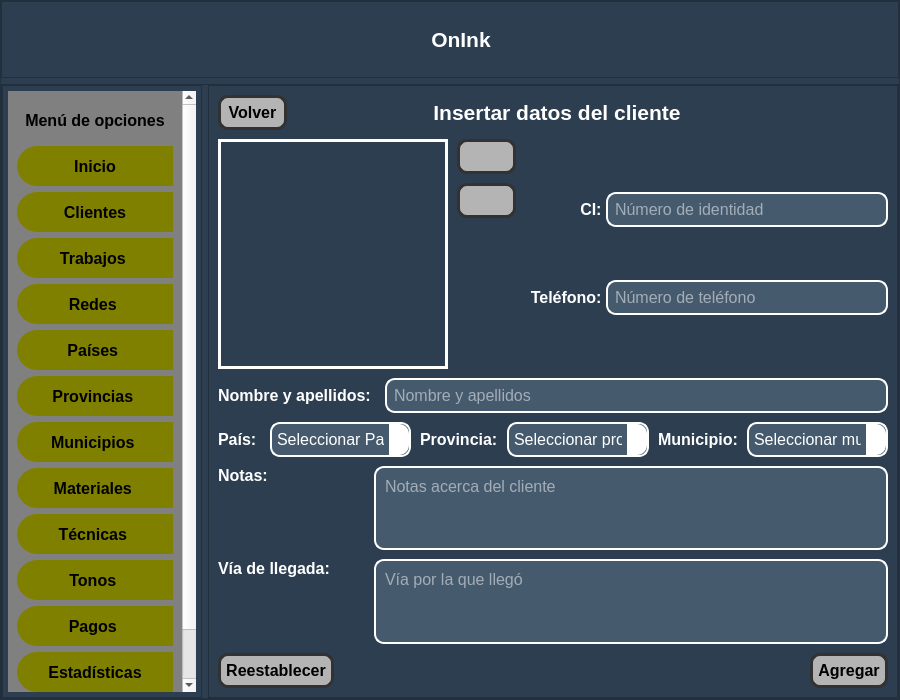
The window that views/main_window.ui (STITCH9911/onink) describes before a commit, drawn with Qt 5.
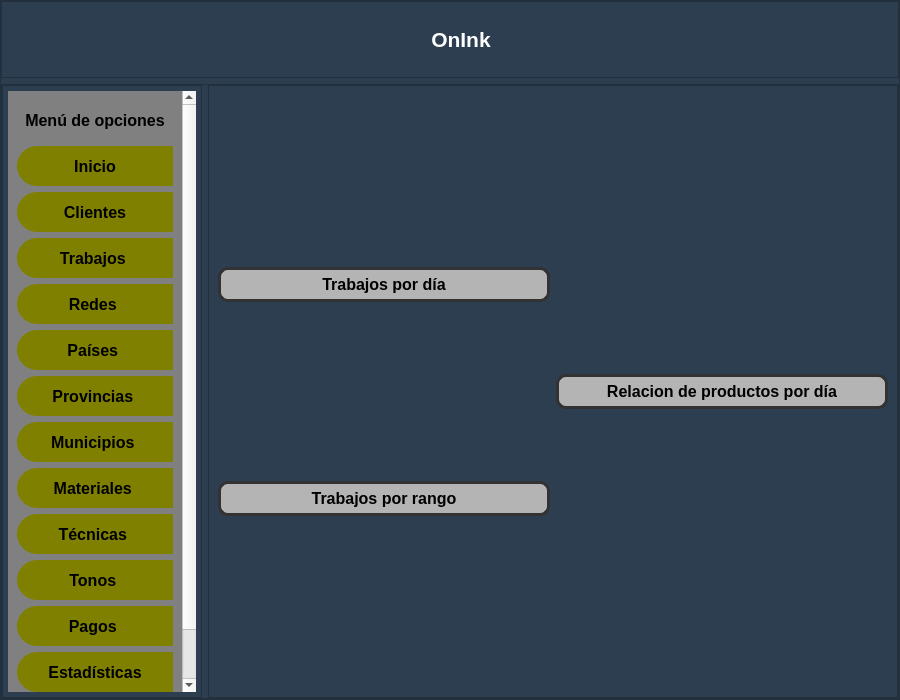
The same window after the commit. The open tabs and pages were chosen to show the change. Icons and pictures are not drawn.

Commit message: Update Main Window

The edit to the form file:
```diff
--- a/views/main_window.ui
+++ b/views/main_window.ui
@@ -1107,794 +1107,6 @@
                  </item>
                 </layout>
                </widget>
-               <widget class="QWidget" name="page_clientes">
-                <layout class="QVBoxLayout" name="verticalLayout_page_clientes">
-                 <item>
-                  <layout class="QVBoxLayout" name="verticalLayout_search_clientes">
-                   <item>
-                    <layout class="QHBoxLayout" name="horizontalLayout_3">
-                     <item>
-                      <spacer name="horizontalSpacer_3">
-                       <property name="orientation">
-                        <enum>Qt::Horizontal</enum>
-                       </property>
-                       <property name="sizeHint" stdset="0">
-                        <size>
-                         <width>40</width>
-                         <height>20</height>
-                        </size>
-                       </property>
-                      </spacer>
-                     </item>
-                     <item>
-                      <widget class="QLabel" name="label_3">
-                       <property name="font">
-                        <font>
-                         <family>Oswald</family>
-                         <pointsize>16</pointsize>
-                         <weight>75</weight>
-                         <bold>true</bold>
-                        </font>
-                       </property>
-                       <property name="styleSheet">
-                        <string notr="true">font-size: 16pt;</string>
-                       </property>
-                       <property name="text">
-                        <string>Gestión de clientes</string>
-                       </property>
-                       <property name="alignment">
-                        <set>Qt::AlignCenter</set>
-                       </property>
-                      </widget>
-                     </item>
-                     <item>
-                      <spacer name="horizontalSpacer_4">
-                       <property name="orientation">
-                        <enum>Qt::Horizontal</enum>
-                       </property>
-                       <property name="sizeHint" stdset="0">
-                        <size>
-                         <width>40</width>
-                         <height>20</height>
-                        </size>
-                       </property>
-                      </spacer>
-                     </item>
-                     <item>
-                      <widget class="QPushButton" name="bt_create_cliente">
-                       <property name="cursor">
-                        <cursorShape>PointingHandCursor</cursorShape>
-                       </property>
-                       <property name="text">
-                        <string>Agregar nuevo</string>
-                       </property>
-                       <property name="icon">
-                        <iconset>
-                         <normaloff>images/add-client.svg</normaloff>images/add-client.svg</iconset>
-                       </property>
-                       <property name="iconSize">
-                        <size>
-                         <width>25</width>
-                         <height>25</height>
-                        </size>
-                       </property>
-                      </widget>
-                     </item>
-                    </layout>
-                   </item>
-                   <item>
-                    <layout class="QHBoxLayout" name="horizontalLayout_15">
-                     <item>
-                      <widget class="QLabel" name="label_14">
-                       <property name="text">
-                        <string>Buscar: </string>
-                       </property>
-                      </widget>
-                     </item>
-                     <item>
-                      <widget class="QLineEdit" name="le_search_clients">
-                       <property name="placeholderText">
-                        <string>Buscar...</string>
-                       </property>
-                      </widget>
-                     </item>
-                     <item>
-                      <spacer name="horizontalSpacer_11">
-                       <property name="orientation">
-                        <enum>Qt::Horizontal</enum>
-                       </property>
-                       <property name="sizeHint" stdset="0">
-                        <size>
-                         <width>40</width>
-                         <height>20</height>
-                        </size>
-                       </property>
-                      </spacer>
-                     </item>
-                     <item>
-                      <widget class="QPushButton" name="bt_refresh_search_clients">
-                       <property name="toolTip">
-                        <string>&lt;html&gt;&lt;head/&gt;&lt;body&gt;&lt;p&gt;Reiniciar filtros de búsqueda&lt;/p&gt;&lt;/body&gt;&lt;/html&gt;</string>
-                       </property>
-                       <property name="text">
-                        <string/>
-                       </property>
-                       <property name="icon">
-                        <iconset>
-                         <normaloff>images/refresh.svg</normaloff>images/refresh.svg</iconset>
-                       </property>
-                       <property name="iconSize">
-                        <size>
-                         <width>32</width>
-                         <height>32</height>
-                        </size>
-                       </property>
-                      </widget>
-                     </item>
-                    </layout>
-                   </item>
-                   <item>
-                    <layout class="QHBoxLayout" name="horizontalLayout_19">
-                     <property name="spacing">
-                      <number>11</number>
-                     </property>
-                     <item>
-                      <layout class="QHBoxLayout" name="horizontalLayout_16">
-                       <item>
-                        <widget class="QLabel" name="label_15">
-                         <property name="text">
-                          <string>Pais: </string>
-                         </property>
-                         <property name="alignment">
-                          <set>Qt::AlignRight|Qt::AlignTrailing|Qt::AlignVCenter</set>
-                         </property>
-                        </widget>
-                       </item>
-                       <item>
-                        <widget class="QComboBox" name="cb_search_clientes_pais">
-                         <property name="placeholderText">
-                          <string>País...</string>
-                         </property>
-                        </widget>
-                       </item>
-                       <item>
-                        <spacer name="horizontalSpacer_9">
-                         <property name="orientation">
-                          <enum>Qt::Horizontal</enum>
-                         </property>
-                         <property name="sizeHint" stdset="0">
-                          <size>
-                           <width>40</width>
-                           <height>20</height>
-                          </size>
-                         </property>
-                        </spacer>
-                       </item>
-                      </layout>
-                     </item>
-                     <item>
-                      <layout class="QHBoxLayout" name="horizontalLayout_17">
-                       <item>
-                        <widget class="QLabel" name="label_16">
-                         <property name="text">
-                          <string>Provincia: </string>
-                         </property>
-                         <property name="alignment">
-                          <set>Qt::AlignRight|Qt::AlignTrailing|Qt::AlignVCenter</set>
-                         </property>
-                        </widget>
-                       </item>
-                       <item>
-                        <widget class="QComboBox" name="cb_search_clientes_provincia">
-                         <property name="placeholderText">
-                          <string>Provincia...</string>
-                         </property>
-                        </widget>
-                       </item>
-                      </layout>
-                     </item>
-                     <item>
-                      <layout class="QHBoxLayout" name="horizontalLayout_18">
-                       <item>
-                        <spacer name="horizontalSpacer_10">
-                         <property name="orientation">
-                          <enum>Qt::Horizontal</enum>
-                         </property>
-                         <property name="sizeHint" stdset="0">
-                          <size>
-                           <width>40</width>
-                           <height>20</height>
-                          </size>
-                         </property>
-                        </spacer>
-                       </item>
-                       <item>
-                        <widget class="QLabel" name="label_18">
-                         <property name="text">
-                          <string>Municipio: </string>
-                         </property>
-                         <property name="alignment">
-                          <set>Qt::AlignRight|Qt::AlignTrailing|Qt::AlignVCenter</set>
-                         </property>
-                        </widget>
-                       </item>
-                       <item>
-                        <widget class="QComboBox" name="cb_search_clientes_municipio">
-                         <property name="placeholderText">
-                          <string>Municipio</string>
-                         </property>
-                        </widget>
-                       </item>
-                      </layout>
-                     </item>
-                    </layout>
-                   </item>
-                  </layout>
-                 </item>
-                </layout>
-               </widget>
-               <widget class="QWidget" name="page_insertar_cliente">
-                <layout class="QVBoxLayout" name="verticalLayout_9">
-                 <property name="spacing">
-                  <number>9</number>
-                 </property>
-                 <item>
-                  <layout class="QHBoxLayout" name="horizontalLayout_4" stretch="1,2,3,3">
-                   <item>
-                    <widget class="QPushButton" name="bt_volver_cliente_c">
-                     <property name="cursor">
-                      <cursorShape>PointingHandCursor</cursorShape>
-                     </property>
-                     <property name="text">
-                      <string>Volver</string>
-                     </property>
-                     <property name="icon">
-                      <iconset>
-                       <normaloff>images/back-arrow.svg</normaloff>images/back-arrow.svg</iconset>
-                     </property>
-                     <property name="iconSize">
-                      <size>
-                       <width>25</width>
-                       <height>25</height>
-                      </size>
-                     </property>
-                    </widget>
-                   </item>
-                   <item>
-                    <spacer name="horizontalSpacer_5">
-                     <property name="orientation">
-                      <enum>Qt::Horizontal</enum>
-                     </property>
-                     <property name="sizeHint" stdset="0">
-                      <size>
-                       <width>40</width>
-                       <height>20</height>
-                      </size>
-                     </property>
-                    </spacer>
-                   </item>
-                   <item>
-                    <widget class="QLabel" name="label_4">
-                     <property name="styleSheet">
-                      <string notr="true">font-size: 16pt;</string>
-                     </property>
-                     <property name="text">
-                      <string>Insertar datos del cliente</string>
-                     </property>
-                     <property name="alignment">
-                      <set>Qt::AlignCenter</set>
-                     </property>
-                    </widget>
-                   </item>
-                   <item>
-                    <spacer name="horizontalSpacer_6">
-                     <property name="orientation">
-                      <enum>Qt::Horizontal</enum>
-                     </property>
-                     <property name="sizeHint" stdset="0">
-                      <size>
-                       <width>40</width>
-                       <height>20</height>
-                      </size>
-                     </property>
-                    </spacer>
-                   </item>
-                  </layout>
-                 </item>
-                 <item>
-                  <layout class="QHBoxLayout" name="horizontalLayout_13">
-                   <item>
-                    <layout class="QHBoxLayout" name="horizontalLayout_12">
-                     <item>
-                      <widget class="QLabel" name="lb_pic_insert_cliente">
-                       <property name="minimumSize">
-                        <size>
-                         <width>230</width>
-                         <height>230</height>
-                        </size>
-                       </property>
-                       <property name="styleSheet">
-                        <string notr="true">border: 3px solid white</string>
-                       </property>
-                       <property name="text">
-                        <string/>
-                       </property>
-                       <property name="pixmap">
-                        <pixmap>C:/Users/Jose/.designer/backup/clients_pictures/00000000000.png</pixmap>
-                       </property>
-                       <property name="scaledContents">
-                        <bool>true</bool>
-                       </property>
-                      </widget>
-                     </item>
-                     <item>
-                      <layout class="QVBoxLayout" name="verticalLayout_7">
-                       <item>
-                        <layout class="QVBoxLayout" name="verticalLayout_6">
-                         <item>
-                          <widget class="QPushButton" name="bt_add_image_clients_insert">
-                           <property name="cursor">
-                            <cursorShape>PointingHandCursor</cursorShape>
-                           </property>
-                           <property name="toolTip">
-                            <string>&lt;html&gt;&lt;head/&gt;&lt;body&gt;&lt;p&gt;Añadir imagen&lt;/p&gt;&lt;/body&gt;&lt;/html&gt;</string>
-                           </property>
-                           <property name="text">
-                            <string/>
-                           </property>
-                           <property name="icon">
-                            <iconset>
-                             <normaloff>images/upload-picture.svg</normaloff>images/upload-picture.svg</iconset>
-                           </property>
-                           <property name="iconSize">
-                            <size>
-                             <width>32</width>
-                             <height>32</height>
-                            </size>
-                           </property>
-                          </widget>
-                         </item>
-                         <item>
-                          <widget class="QPushButton" name="bt_delete_image_clients_insert">
-                           <property name="cursor">
-                            <cursorShape>PointingHandCursor</cursorShape>
-                           </property>
-                           <property name="toolTip">
-                            <string>&lt;html&gt;&lt;head/&gt;&lt;body&gt;&lt;p&gt;Reestablecer imagen&lt;/p&gt;&lt;/body&gt;&lt;/html&gt;</string>
-                           </property>
-                           <property name="text">
-                            <string/>
-                           </property>
-                           <property name="icon">
-                            <iconset>
-                             <normaloff>images/refresh.svg</normaloff>images/refresh.svg</iconset>
-                           </property>
-                           <property name="iconSize">
-                            <size>
-                             <width>32</width>
-                             <height>32</height>
-                            </size>
-                           </property>
-                          </widget>
-                         </item>
-                        </layout>
-                       </item>
-                       <item>
-                        <spacer name="verticalSpacer">
-                         <property name="orientation">
-                          <enum>Qt::Vertical</enum>
-                         </property>
-                         <property name="sizeHint" stdset="0">
-                          <size>
-                           <width>17</width>
-                           <height>13</height>
-                          </size>
-                         </property>
-                        </spacer>
-                       </item>
-                      </layout>
-                     </item>
-                    </layout>
-                   </item>
-                   <item>
-                    <layout class="QVBoxLayout" name="verticalLayout_8" stretch="1,1">
-                     <property name="spacing">
-                      <number>0</number>
-                     </property>
-                     <item>
-                      <layout class="QHBoxLayout" name="horizontalLayout_5" stretch="2,7">
-                       <item>
-                        <widget class="QLabel" name="label_5">
-                         <property name="text">
-                          <string>CI: </string>
-                         </property>
-                         <property name="alignment">
-                          <set>Qt::AlignRight|Qt::AlignTrailing|Qt::AlignVCenter</set>
-                         </property>
-                        </widget>
-                       </item>
-                       <item>
-                        <widget class="QLineEdit" name="le_ci_insertar">
-                         <property name="inputMask">
-                          <string/>
-                         </property>
-                         <property name="text">
-                          <string/>
-                         </property>
-                         <property name="maxLength">
-                          <number>11</number>
-                         </property>
-                         <property name="placeholderText">
-                          <string>Número de identidad</string>
-                         </property>
-                        </widget>
-                       </item>
-                      </layout>
-                     </item>
-                     <item>
-                      <layout class="QHBoxLayout" name="horizontalLayout_11" stretch="2,7">
-                       <item>
-                        <widget class="QLabel" name="label_7">
-                         <property name="text">
-                          <string>Teléfono: </string>
-                         </property>
-                         <property name="alignment">
-                          <set>Qt::AlignRight|Qt::AlignTrailing|Qt::AlignVCenter</set>
-                         </property>
-                        </widget>
-                       </item>
-                       <item>
-                        <widget class="QLineEdit" name="le_telefono_insertar">
-                         <property name="placeholderText">
-                          <string>Número de teléfono</string>
-                         </property>
-                        </widget>
-                       </item>
-                      </layout>
-                     </item>
-                    </layout>
-                   </item>
-                  </layout>
-                 </item>
-                 <item>
-                  <spacer name="verticalSpacer_3">
-                   <property name="orientation">
-                    <enum>Qt::Vertical</enum>
-                   </property>
-                   <property name="sizeHint" stdset="0">
-                    <size>
-                     <width>20</width>
-                     <height>40</height>
-                    </size>
-                   </property>
-                  </spacer>
-                 </item>
-                 <item>
-                  <layout class="QHBoxLayout" name="horizontalLayout_6">
-                   <item>
-                    <widget class="QLabel" name="label_6">
-                     <property name="text">
-                      <string>Nombre y apellidos: </string>
-                     </property>
-                    </widget>
-                   </item>
-                   <item>
-                    <widget class="QLineEdit" name="le_nombre_apellidos_insertar">
-                     <property name="placeholderText">
-                      <string>Nombre y apellidos</string>
-                     </property>
-                    </widget>
-                   </item>
-                  </layout>
-                 </item>
-                 <item>
-                  <spacer name="verticalSpacer_2">
-                   <property name="orientation">
-                    <enum>Qt::Vertical</enum>
-                   </property>
-                   <property name="sizeHint" stdset="0">
-                    <size>
-                     <width>20</width>
-                     <height>40</height>
-                    </size>
-                   </property>
-                  </spacer>
-                 </item>
-                 <item>
-                  <layout class="QHBoxLayout" name="horizontalLayout_7" stretch="0,3,0,3,0,3">
-                   <item>
-                    <widget class="QLabel" name="label_8">
-                     <property name="text">
-                      <string>País: </string>
-                     </property>
-                    </widget>
-                   </item>
-                   <item>
-                    <widget class="QComboBox" name="cb_pais_insertar">
-                     <property name="placeholderText">
-                      <string>Seleccionar País</string>
-                     </property>
-                    </widget>
-                   </item>
-                   <item>
-                    <widget class="QLabel" name="label_9">
-                     <property name="text">
-                      <string>Provincia:</string>
-                     </property>
-                    </widget>
-                   </item>
-                   <item>
-                    <widget class="QComboBox" name="cb_provincia_insertar">
-                     <property name="placeholderText">
-                      <string>Seleccionar provincia</string>
-                     </property>
-                    </widget>
-                   </item>
-                   <item>
-                    <widget class="QLabel" name="label_10">
-                     <property name="text">
-                      <string>Municipio:</string>
-                     </property>
-                    </widget>
-                   </item>
-                   <item>
-                    <widget class="QComboBox" name="cb_municipio_insertar">
-                     <property name="placeholderText">
-                      <string>Seleccionar municipio</string>
-                     </property>
-                    </widget>
-                   </item>
-                  </layout>
-                 </item>
-                 <item>
-                  <spacer name="verticalSpacer_4">
-                   <property name="orientation">
-                    <enum>Qt::Vertical</enum>
-                   </property>
-                   <property name="sizeHint" stdset="0">
-                    <size>
-                     <width>20</width>
-                     <height>40</height>
-                    </size>
-                   </property>
-                  </spacer>
-                 </item>
-                 <item>
-                  <layout class="QHBoxLayout" name="horizontalLayout_9" stretch="2,7">
-                   <item>
-                    <widget class="QLabel" name="label_11">
-                     <property name="text">
-                      <string>Notas:</string>
-                     </property>
-                     <property name="alignment">
-                      <set>Qt::AlignLeading|Qt::AlignLeft|Qt::AlignTop</set>
-                     </property>
-                    </widget>
-                   </item>
-                   <item>
-                    <widget class="QTextEdit" name="txtedt_notas_insertar">
-                     <property name="minimumSize">
-                      <size>
-                       <width>0</width>
-                       <height>30</height>
-                      </size>
-                     </property>
-                     <property name="placeholderText">
-                      <string>Notas acerca del cliente</string>
-                     </property>
-                    </widget>
-                   </item>
-                  </layout>
-                 </item>
-                 <item>
-                  <spacer name="verticalSpacer_6">
-                   <property name="orientation">
-                    <enum>Qt::Vertical</enum>
-                   </property>
-                   <property name="sizeHint" stdset="0">
-                    <size>
-                     <width>20</width>
-                     <height>40</height>
-                    </size>
-                   </property>
-                  </spacer>
-                 </item>
-                 <item>
-                  <layout class="QHBoxLayout" name="horizontalLayout_8" stretch="2,7">
-                   <item>
-                    <widget class="QLabel" name="label_12">
-                     <property name="text">
-                      <string>Vía de llegada:</string>
-                     </property>
-                     <property name="alignment">
-                      <set>Qt::AlignLeading|Qt::AlignLeft|Qt::AlignTop</set>
-                     </property>
-                    </widget>
-                   </item>
-                   <item>
-                    <widget class="QTextEdit" name="txedt_alcance">
-                     <property name="minimumSize">
-                      <size>
-                       <width>0</width>
-                       <height>30</height>
-                      </size>
-                     </property>
-                     <property name="placeholderText">
-                      <string>Vía por la que llegó</string>
-                     </property>
-                    </widget>
-                   </item>
-                  </layout>
-                 </item>
-                 <item>
-                  <spacer name="verticalSpacer_5">
-                   <property name="orientation">
-                    <enum>Qt::Vertical</enum>
-                   </property>
-                   <property name="sizeHint" stdset="0">
-                    <size>
-                     <width>20</width>
-                     <height>40</height>
-                    </size>
-                   </property>
-                  </spacer>
-                 </item>
-                 <item>
-                  <layout class="QHBoxLayout" name="horizontalLayout_10">
-                   <item>
-                    <widget class="QPushButton" name="bt_cliente_insertar_reestablecer">
-                     <property name="cursor">
-                      <cursorShape>PointingHandCursor</cursorShape>
-                     </property>
-                     <property name="text">
-                      <string>Reestablecer</string>
-                     </property>
-                     <property name="icon">
-                      <iconset>
-                       <normaloff>images/refresh.svg</normaloff>images/refresh.svg</iconset>
-                     </property>
-                     <property name="iconSize">
-                      <size>
-                       <width>25</width>
-                       <height>25</height>
-                      </size>
-                     </property>
-                    </widget>
-                   </item>
-                   <item>
-                    <spacer name="horizontalSpacer_8">
-                     <property name="orientation">
-                      <enum>Qt::Horizontal</enum>
-                     </property>
-                     <property name="sizeHint" stdset="0">
-                      <size>
-                       <width>40</width>
-                       <height>20</height>
-                      </size>
-                     </property>
-                    </spacer>
-                   </item>
-                   <item>
-                    <widget class="QPushButton" name="bt_store_cliente">
-                     <property name="cursor">
-                      <cursorShape>PointingHandCursor</cursorShape>
-                     </property>
-                     <property name="text">
-                      <string>Agregar</string>
-                     </property>
-                     <property name="icon">
-                      <iconset>
-                       <normaloff>images/save.svg</normaloff>images/save.svg</iconset>
-                     </property>
-                     <property name="iconSize">
-                      <size>
-                       <width>25</width>
-                       <height>25</height>
-                      </size>
-                     </property>
-                    </widget>
-                   </item>
-                  </layout>
-                 </item>
-                </layout>
-               </widget>
-               <widget class="QWidget" name="page_add_social_usernames">
-                <layout class="QVBoxLayout" name="verticalLayout_usernames">
-                 <item>
-                  <widget class="QLabel" name="label_13">
-                   <property name="maximumSize">
-                    <size>
-                     <width>16777215</width>
-                     <height>60</height>
-                    </size>
-                   </property>
-                   <property name="font">
-                    <font>
-                     <family>Oswald</family>
-                     <pointsize>16</pointsize>
-                     <weight>75</weight>
-                     <bold>true</bold>
-                    </font>
-                   </property>
-                   <property name="styleSheet">
-                    <string notr="true">font-size: 16pt;</string>
-                   </property>
-                   <property name="text">
-                    <string>Redes sociales del cliente</string>
-                   </property>
-                   <property name="alignment">
-                    <set>Qt::AlignCenter</set>
-                   </property>
-                  </widget>
-                 </item>
-                 <item>
-                  <layout class="QHBoxLayout" name="horizontalLayout_14">
-                   <item>
-                    <widget class="QLabel" name="lb_cliente_name">
-                     <property name="maximumSize">
-                      <size>
-                       <width>16777215</width>
-                       <height>60</height>
-                      </size>
-                     </property>
-                     <property name="text">
-                      <string>Cliente: </string>
-                     </property>
-                    </widget>
-                   </item>
-                   <item>
-                    <spacer name="horizontalSpacer_7">
-                     <property name="orientation">
-                      <enum>Qt::Horizontal</enum>
-                     </property>
-                     <property name="sizeHint" stdset="0">
-                      <size>
-                       <width>40</width>
-                       <height>20</height>
-                      </size>
-                     </property>
-                    </spacer>
-                   </item>
-                   <item>
-                    <widget class="QPushButton" name="bt_save_usernames">
-                     <property name="cursor">
-                      <cursorShape>PointingHandCursor</cursorShape>
-                     </property>
-                     <property name="text">
-                      <string>Guardar</string>
-                     </property>
-                     <property name="icon">
-                      <iconset>
-                       <normaloff>images/save.svg</normaloff>images/save.svg</iconset>
-                     </property>
-                     <property name="iconSize">
-                      <size>
-                       <width>32</width>
-                       <height>32</height>
-                      </size>
-                     </property>
-                    </widget>
-                   </item>
-                  </layout>
-                 </item>
-                 <item>
-                  <layout class="QVBoxLayout" name="verticalLySocials"/>
-                 </item>
-                 <item>
-                  <spacer name="verticalSpacer_7">
-                   <property name="orientation">
-                    <enum>Qt::Vertical</enum>
-                   </property>
-                   <property name="sizeHint" stdset="0">
-                    <size>
-                     <width>20</width>
-                     <height>495</height>
-                    </size>
-                   </property>
-                  </spacer>
-                 </item>
-                </layout>
-               </widget>
               </widget>
              </item>
             </layout>
```
Left out of the diff: 2 changed lines with no effect on the pictures. The commit also changes 2 other files.
